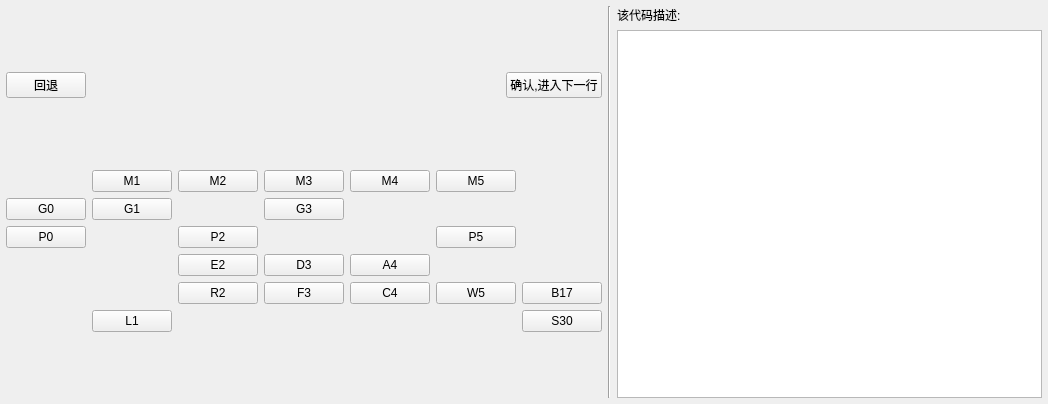
Before: the Qt Designer form mod_widget.ui in yukuan1991/mod_project, drawn with Qt 5.
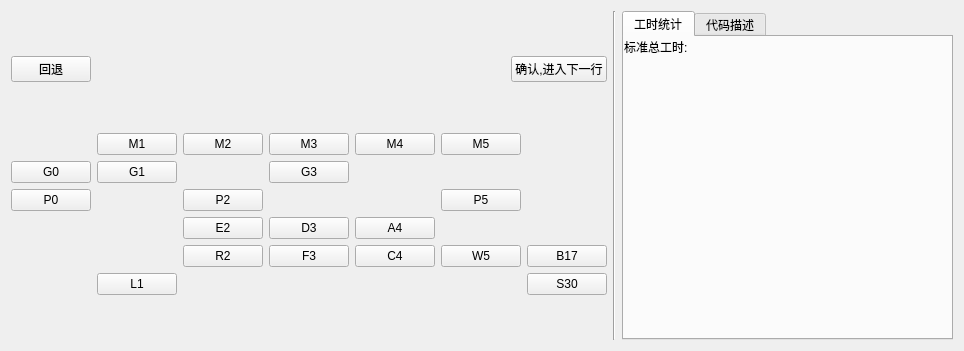
After: the same form once the commit is applied. The open tabs and pages were chosen to show the change.

What changed in the file:
```diff
--- a/mod_widget.ui
+++ b/mod_widget.ui
@@ -6,48 +6,18 @@
    <rect>
     <x>0</x>
     <y>0</y>
-    <width>1048</width>
-    <height>404</height>
+    <width>964</width>
+    <height>351</height>
    </rect>
   </property>
   <property name="windowTitle">
    <string>Form</string>
   </property>
-  <layout class="QHBoxLayout" name="horizontalLayout_3">
-   <property name="spacing">
-    <number>0</number>
-   </property>
-   <property name="leftMargin">
-    <number>0</number>
-   </property>
-   <property name="topMargin">
-    <number>0</number>
-   </property>
-   <property name="rightMargin">
-    <number>0</number>
-   </property>
-   <property name="bottomMargin">
-    <number>0</number>
-   </property>
+  <layout class="QHBoxLayout" name="horizontalLayout_2">
    <item>
-    <layout class="QHBoxLayout" name="horizontalLayout_2" stretch="5,0,5">
-     <property name="spacing">
-      <number>6</number>
-     </property>
-     <property name="leftMargin">
-      <number>6</number>
-     </property>
-     <property name="topMargin">
-      <number>6</number>
-     </property>
-     <property name="rightMargin">
-      <number>6</number>
-     </property>
-     <property name="bottomMargin">
-      <number>6</number>
-     </property>
+    <layout class="QHBoxLayout" name="horizontalLayout_4">
      <item>
-      <layout class="QVBoxLayout" name="verticalLayout" stretch="1,10">
+      <layout class="QVBoxLayout" name="verticalLayout" stretch="1,0">
        <item>
         <layout class="QHBoxLayout" name="horizontalLayout">
          <property name="spacing">
@@ -248,21 +218,115 @@
        </property>
       </widget>
      </item>
-     <item>
+    </layout>
+   </item>
+   <item>
+    <widget class="QTabWidget" name="tabWidget">
+     <property name="currentIndex">
+      <number>1</number>
+     </property>
+     <widget class="QWidget" name="tab">
+      <attribute name="title">
+       <string>工时统计</string>
+      </attribute>
+      <layout class="QVBoxLayout" name="verticalLayout_4">
+       <property name="spacing">
+        <number>0</number>
+       </property>
+       <property name="leftMargin">
+        <number>0</number>
+       </property>
+       <property name="topMargin">
+        <number>0</number>
+       </property>
+       <property name="rightMargin">
+        <number>0</number>
+       </property>
+       <property name="bottomMargin">
+        <number>0</number>
+       </property>
+       <item>
+        <layout class="QVBoxLayout" name="verticalLayout_3">
+         <item>
+          <layout class="QHBoxLayout" name="horizontalLayout_3">
+           <item>
+            <widget class="QLabel" name="label">
+             <property name="text">
+              <string>标准总工时:</string>
+             </property>
+            </widget>
+           </item>
+           <item>
+            <widget class="QLabel" name="label_total">
+             <property name="text">
+              <string/>
+             </property>
+            </widget>
+           </item>
+           <item>
+            <spacer name="horizontalSpacer_2">
+             <property name="orientation">
+              <enum>Qt::Horizontal</enum>
+             </property>
+             <property name="sizeHint" stdset="0">
+              <size>
+               <width>40</width>
+               <height>20</height>
+              </size>
+             </property>
+            </spacer>
+           </item>
+          </layout>
+         </item>
+         <item>
+          <spacer name="verticalSpacer">
+           <property name="orientation">
+            <enum>Qt::Vertical</enum>
+           </property>
+           <property name="sizeHint" stdset="0">
+            <size>
+             <width>20</width>
+             <height>40</height>
+            </size>
+           </property>
+          </spacer>
+         </item>
+        </layout>
+       </item>
+      </layout>
+      <zorder>label_total</zorder>
+      <zorder>label</zorder>
+      <zorder>label_total</zorder>
+      <zorder>label</zorder>
+      <zorder>horizontalSpacer_2</zorder>
+      <zorder>verticalSpacer</zorder>
+     </widget>
+     <widget class="QWidget" name="tab_2">
+      <attribute name="title">
+       <string>代码描述</string>
+      </attribute>
       <layout class="QVBoxLayout" name="verticalLayout_2">
-       <item>
-        <widget class="QLabel" name="label">
-         <property name="text">
-          <string>该代码描述:</string>
-         </property>
-        </widget>
-       </item>
+       <property name="spacing">
+        <number>0</number>
+       </property>
+       <property name="leftMargin">
+        <number>0</number>
+       </property>
+       <property name="topMargin">
+        <number>0</number>
+       </property>
+       <property name="rightMargin">
+        <number>0</number>
+       </property>
+       <property name="bottomMargin">
+        <number>0</number>
+       </property>
        <item>
         <widget class="QTextBrowser" name="textBrowser"/>
        </item>
       </layout>
-     </item>
-    </layout>
+     </widget>
+    </widget>
    </item>
   </layout>
  </widget>
```
Left out of the diff: 68 changed lines with no effect on the pictures.
